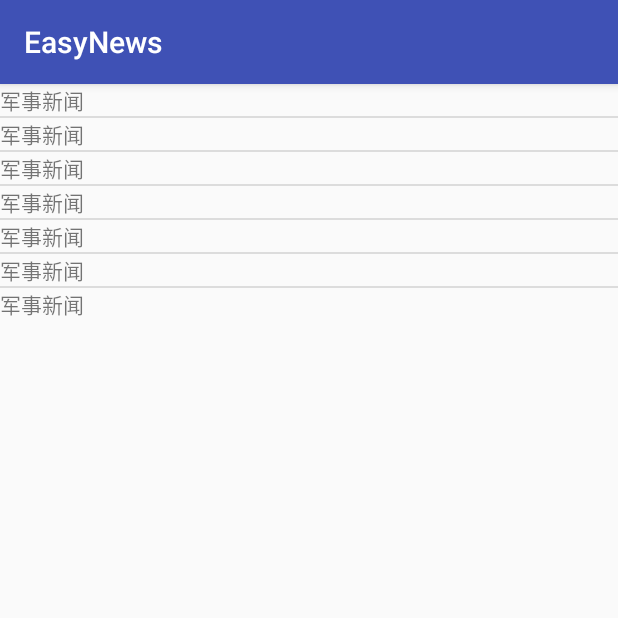
After one commit to zhengjiawen/EasyNews, an Android app: the Test screen opened directly, with no data from a screen before it, on a phone screen of 412 x 824 dp, the top half of it. The commit adds this screen. Run offline under Robolectric (Android 15) with nearby library versions, the phone set to English and light mode, and no system bars.

Commit message:
数据库bug解决

```diff
--- a/app/src/main/AndroidManifest.xml
+++ b/app/src/main/AndroidManifest.xml
@@ -17,6 +17,7 @@
         </activity>
         <activity android:name=".MainActivity"></activity>
         <activity android:name="activity.ShowNewsActivity"></activity>
+        <activity android:name="activity.Test"></activity>
     </application>
 
 </manifest>
--- a/app/src/main/java/activity/LoginActivity.java
+++ b/app/src/main/java/activity/LoginActivity.java
@@ -47,7 +47,7 @@ public class LoginActivity extends AppCompatActivity implements View.OnClickList
         String account=accountEdit.getText().toString();
         String passward=passwardEdit.getText().toString();
         if(account.equals("admin")&&passward.equals("123456")){
-            IntentUtil.StartActivity(this, ShowNewsActivity.class);      //跳转到测试界面
+            IntentUtil.StartActivity(this, Test.class);      //跳转到测试界面
         }else
         {
             ToastUtil.ShowMessage(this,"账号或者密码错误");
--- /dev/null
+++ b/app/src/main/java/activity/Test.java
@@ -0,0 +1,47 @@
+package activity;
+
+import android.os.Bundle;
+import android.support.annotation.Nullable;
+import android.widget.ListView;
+import android.widget.SimpleAdapter;
+
+import com.example.outi.easynews.R;
+
+import java.util.ArrayList;
+import java.util.List;
+import java.util.Map;
+
+import util.Dbutil;
+
+/**
+ * Created by outi on 2016/9/25.
+ */
+public class Test extends BaseActivity{
+
+    private List<Map<String,Object>> listNews=new ArrayList<Map<String, Object>>();
+    private Dbutil db;
+
+    @Override
+    protected void onCreate(@Nullable Bundle savedInstanceState) {
+        super.onCreate(savedInstanceState);
+        setContentView(R.layout.show_news);
+        db=new Dbutil(this);
+        setListNews();
+        SimpleAdapter simpleAdapter=new SimpleAdapter(this,listNews,R.layout.simple_item, new String[]{"title"},new int[] {R.id.title});
+        ListView list =(ListView)findViewById(R.id.listnews);
+        list.setAdapter(simpleAdapter);
+    }
+
+    @Override
+    protected void onDestroy() {
+        super.onDestroy();
+    }
+
+    protected void setListNews(int type){
+        listNews= db.Query(type);
+    }
+
+    protected void setListNews(){
+        listNews= db.Query();
+    }
+}
--- a/app/src/main/java/util/Dbutil.java
+++ b/app/src/main/java/util/Dbutil.java
@@ -46,7 +46,7 @@ public class Dbutil{
     }
 
     public List<Map<String,Object>> Query(int targetType){
-        Cursor cursor=db.query("EasyNews",null,null,null,null,null,null);
+        Cursor cursor=db.query("news",null,null,null,null,null,null);
         Map<String,Object> listNew= new HashMap<String,Object>();
         if(cursor.moveToFirst()){
             do{
@@ -68,7 +68,7 @@ public class Dbutil{
 
     //重载一个不传入参数时全部查询的函数
     public List<Map<String,Object>> Query(){
-        Cursor cursor=db.query("EasyNews",null,null,null,null,null,null);
+        Cursor cursor=db.query("news",null,null,null,null,null,null);
         Map<String,Object> listNew= new HashMap<String,Object>();
         if(cursor.moveToFirst()){
             do{
@@ -88,13 +88,13 @@ public class Dbutil{
 
 
     private void init(){
-        db.insert(dbhelper.getDatabaseName(),null,Values.setAndgetValues(1,"社会新闻","9月24日","电子科大获捐10.3亿"));
-        db.insert(dbhelper.getDatabaseName(),null,Values.setAndgetValues(1,"社会新闻2","9月24日","电子科大获60周年校庆"));
-        db.insert(dbhelper.getDatabaseName(),null,Values.setAndgetValues(1,"社会新闻3","9月25日","全国人民喜迎油价上涨"));
-        db.insert(dbhelper.getDatabaseName(),null,Values.setAndgetValues(2,"娱乐新闻","9月24日","洛天依假唱"));
-        db.insert(dbhelper.getDatabaseName(),null,Values.setAndgetValues(2,"娱乐新闻2","9月26日","过气歌姬初音未来来华演唱会"));
-        db.insert(dbhelper.getDatabaseName(),null,Values.setAndgetValues(3,"财经新闻","9月24日","全国房价崩盘"));
-        db.insert(dbhelper.getDatabaseName(),null,Values.setAndgetValues(4,"军事新闻","9月27日","我国成功收复台湾"));
+        db.insert("news",null, Values.setAndgetValues(1,"社会新闻","9月24日","电子科大获捐10.3亿"));
+        db.insert("news",null,Values.setAndgetValues(1,"社会新闻2","9月24日","电子科大获60周年校庆"));
+        db.insert("news",null,Values.setAndgetValues(1,"社会新闻3","9月25日","全国人民喜迎油价上涨"));
+        db.insert("news",null,Values.setAndgetValues(2,"娱乐新闻","9月24日","洛天依假唱"));
+        db.insert("news",null,Values.setAndgetValues(2,"娱乐新闻2","9月26日","过气歌姬初音未来来华演唱会"));
+        db.insert("news",null,Values.setAndgetValues(3,"财经新闻","9月24日","全国房价崩盘"));
+        db.insert("news",null,Values.setAndgetValues(4,"军事新闻","9月27日","我国成功收复台湾"));
     }
 
 
```
